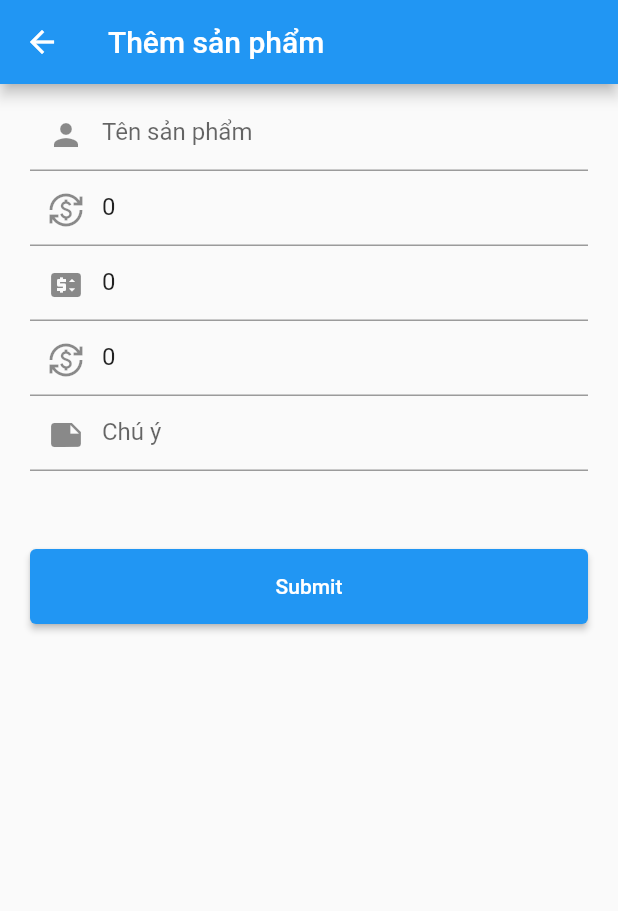
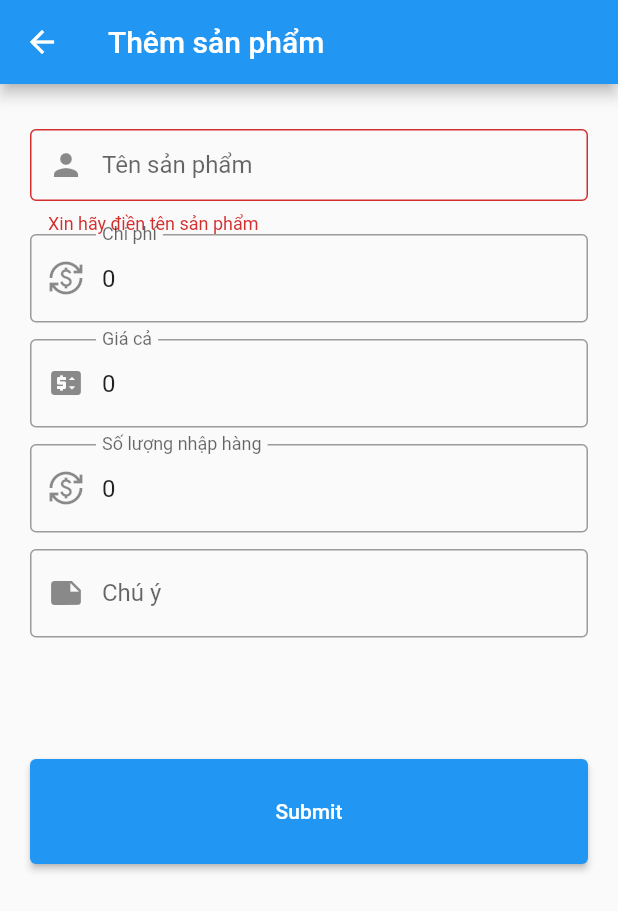
Before and after one commit to demosofa/flutter_product_management, a Flutter app: the CreateUpdateProduct screen opened directly, after a tap on "Submit", on a phone screen of 412 x 824 dp. Shown: the top 911 px of the screen. Run offline on Flutter 3.47's test engine with Material 2 defaults, Android fonts, the phone set to English and light mode, and no system bars; our stand-ins replace mask_text_input_formatter, sqflite, string_validator; accounts and stored records are empty.

Commit message:
update create_update_brand and create_update_product screens with optimizing and change UI

```diff
--- a/lib/helpers/sqlite_helper.dart
+++ b/lib/helpers/sqlite_helper.dart
@@ -3,13 +3,13 @@ import 'package:sqflite/sqflite.dart';
 
 class SQLiteHelper {
   static Database? _db;
-  static const String tableUser =
+  static const String _tableUser =
       'CREATE TABLE IF NOT EXISTS User (id INTEGER PRIMARY KEY, name TEXT, phone TEXT, address TEXT, note TEXT, updatedAt TIMESTAMP DEFAULT CURRENT_TIMESTAMP)';
 
-  static const tableBrand =
+  static const dynamic _tableBrand =
       'CREATE TABLE IF NOT EXISTS Brand (id INTEGER PRIMARY KEY, name TEXT, phone TEXT, address TEXT, note TEXT, updatedAt TIMESTAMP DEFAULT CURRENT_TIMESTAMP)';
 
-  static const tableProduct =
+  static const _tableProduct =
       'CREATE TABLE IF NOT EXISTS Product (id INTEGER PRIMARY KEY, name TEXT, note TEXT, cost INTEGER, price INTEGER, init INTEGER, sold INTEGER DEFAULT 0 NOT NULL, updatedAt TIMESTAMP DEFAULT CURRENT_TIMESTAMP, brandId INTEGER NOT NULL, FOREIGN KEY (brandId) REFERENCES Brand (id))';
 
   static Future<Database?> open({int version = 1}) async {
@@ -18,10 +18,13 @@ class SQLiteHelper {
       _db = await openDatabase(
         dbPath,
         version: version,
+        onConfigure: (db) async {
+          await db.execute('PRAGMA foreign_keys = ON');
+        },
         onCreate: (db, version) async {
-          await db.execute(tableUser);
-          await db.execute(tableBrand);
-          await db.execute(tableProduct);
+          await db.execute(_tableUser);
+          await db.execute(_tableBrand);
+          await db.execute(_tableProduct);
         },
       );
       // final check = await _db!.rawQuery(
--- a/lib/screens/create_update_product.dart
+++ b/lib/screens/create_update_product.dart
@@ -1,6 +1,5 @@
 import 'package:flutter/material.dart';
 import 'package:flutter/services.dart';
-import 'package:mask_text_input_formatter/mask_text_input_formatter.dart';
 import 'package:product_manager/helpers/sqlite_helper.dart';
 import 'package:product_manager/models/product.dart';
 import 'package:string_validator/string_validator.dart';
@@ -15,6 +14,9 @@ class CreateUpdateProduct extends StatefulWidget {
 class _CreateUpdateProductState extends State<CreateUpdateProduct> {
   Product product = Product();
   String title = "Thêm sản phẩm";
+
+  final _formKey = GlobalKey<FormState>();
+
   @override
   void initState() {
     if (widget.data != null) {
@@ -25,11 +27,16 @@ class _CreateUpdateProductState extends State<CreateUpdateProduct> {
   }
 
   Future<void> create() async {
+    if (!_formKey.currentState!.validate()) return;
+    _formKey.currentState!.save();
+
     final db = await SQLiteHelper.open();
     if (db != null && db.isOpen) {
       await db.transaction((txn) async {
         if (widget.data == null) {
-          await txn.insert("Product", product.toMap());
+          await txn.insert("Product", product.toMap()).then((_) =>
+              ScaffoldMessenger.of(context).showSnackBar(
+                  const SnackBar(content: Text("Sản phẩm đã được tạo"))));
         } else {
           await txn.update("Product", product.toMap(),
               where: 'id = ?', whereArgs: [product.id]);
@@ -42,18 +49,20 @@ class _CreateUpdateProductState extends State<CreateUpdateProduct> {
   Widget build(BuildContext context) {
     return Scaffold(
       appBar: AppBar(title: Text(title)),
+      extendBodyBehindAppBar: true,
       body: Padding(
-        padding: const EdgeInsets.symmetric(horizontal: 20, vertical: 10),
-        child: ListView(
-          itemExtent: 50,
-          children: <Widget>[
+        padding: const EdgeInsets.symmetric(horizontal: 20, vertical: 30),
+        child: Form(
+          key: _formKey,
+          child: ListView(itemExtent: 70, children: <Widget>[
             TextFormField(
               decoration: const InputDecoration(
-                  hintText: "Tên sản phẩm",
+                  labelText: "Tên sản phẩm",
                   prefixIcon: Padding(
                     padding: EdgeInsets.symmetric(vertical: 10),
                     child: Icon(Icons.person),
-                  )),
+                  ),
+                  border: OutlineInputBorder()),
               keyboardType: TextInputType.name,
               inputFormatters: [LengthLimitingTextInputFormatter(25)],
               initialValue: product.name,
@@ -67,17 +76,15 @@ class _CreateUpdateProductState extends State<CreateUpdateProduct> {
             ),
             TextFormField(
               decoration: const InputDecoration(
-                  hintText: "Chi phí",
+                  labelText: "Chi phí",
                   prefixIcon: Padding(
                     padding: EdgeInsets.symmetric(vertical: 10),
                     child: Icon(Icons.currency_exchange),
-                  )),
+                  ),
+                  border: OutlineInputBorder()),
               keyboardType: TextInputType.number,
               inputFormatters: [
-                MaskTextInputFormatter(
-                    mask: '#,##0.00',
-                    filter: {"#": RegExp(r'[0-9]')},
-                    type: MaskAutoCompletionType.lazy)
+                FilteringTextInputFormatter.digitsOnly,
               ],
               initialValue: product.cost.toString(),
               onSaved: (value) {
@@ -92,17 +99,15 @@ class _CreateUpdateProductState extends State<CreateUpdateProduct> {
             ),
             TextFormField(
               decoration: const InputDecoration(
-                  hintText: "Giá cả",
+                  labelText: "Giá cả",
                   prefixIcon: Padding(
                     padding: EdgeInsets.symmetric(vertical: 10),
                     child: Icon(Icons.price_change),
-                  )),
+                  ),
+                  border: OutlineInputBorder()),
               keyboardType: TextInputType.number,
               inputFormatters: [
-                MaskTextInputFormatter(
-                    mask: '#,##0.00',
-                    filter: {"#": RegExp(r'[0-9]')},
-                    type: MaskAutoCompletionType.lazy)
+                FilteringTextInputFormatter.digitsOnly,
               ],
               initialValue: product.price.toString(),
               onSaved: (value) {
@@ -115,17 +120,15 @@ class _CreateUpdateProductState extends State<CreateUpdateProduct> {
             ),
             TextFormField(
               decoration: const InputDecoration(
-                  hintText: "Số lượng nhập hàng",
+                  labelText: "Số lượng nhập hàng",
                   prefixIcon: Padding(
                     padding: EdgeInsets.symmetric(vertical: 10),
                     child: Icon(Icons.currency_exchange),
-                  )),
+                  ),
+                  border: OutlineInputBorder()),
               keyboardType: TextInputType.number,
               inputFormatters: [
-                MaskTextInputFormatter(
-                    mask: '#,##0.00',
-                    filter: {"#": RegExp(r'[0-9]')},
-                    type: MaskAutoCompletionType.lazy)
+                FilteringTextInputFormatter.digitsOnly,
               ],
               initialValue: product.cost.toString(),
               onSaved: (value) {
@@ -140,11 +143,12 @@ class _CreateUpdateProductState extends State<CreateUpdateProduct> {
             ),
             TextFormField(
               decoration: const InputDecoration(
-                  hintText: "Chú ý",
+                  labelText: "Chú ý",
                   prefixIcon: Padding(
                     padding: EdgeInsets.symmetric(vertical: 10),
                     child: Icon(Icons.note),
-                  )),
+                  ),
+                  border: OutlineInputBorder()),
               maxLines: null,
               keyboardType: TextInputType.multiline,
               inputFormatters: [LengthLimitingTextInputFormatter(200)],
@@ -155,7 +159,7 @@ class _CreateUpdateProductState extends State<CreateUpdateProduct> {
             ),
             const SizedBox(height: 20),
             ElevatedButton(onPressed: create, child: const Text("Submit"))
-          ],
+          ]),
         ),
       ),
     );
```
Also changed, not shown: lib/screens/create_update_brand.dart (+26 -27 lines), pubspec.yaml (+3 -4 lines), pubspec.lock.
